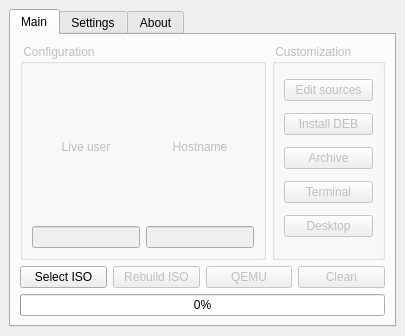
This is src/gui.ui in kamilion/customizer as Qt 5 draws it before an edit. The edited form follows.
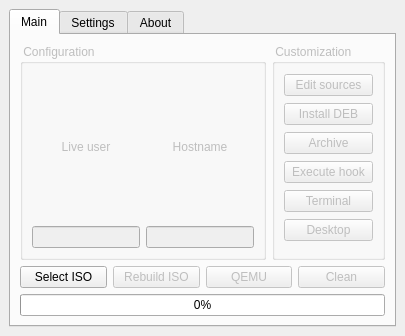
This is the edited form. Icons and pictures are not drawn.

Commit message: added hook feature to GUI

```diff
--- a/src/gui.ui
+++ b/src/gui.ui
@@ -113,20 +113,27 @@
              </property>
             </widget>
            </item>
-           <item row="3" column="0">
+           <item row="4" column="0">
             <widget class="QPushButton" name="chrootButton">
              <property name="text">
               <string>Terminal</string>
              </property>
             </widget>
            </item>
-           <item row="4" column="0">
+           <item row="5" column="0">
             <widget class="QPushButton" name="xnestButton">
              <property name="text">
               <string>Desktop</string>
              </property>
             </widget>
            </item>
+           <item row="3" column="0">
+            <widget class="QPushButton" name="hookButton">
+             <property name="text">
+              <string>Execute hook</string>
+             </property>
+            </widget>
+           </item>
           </layout>
          </widget>
         </item>
```
The commit also changes 2 other files.
